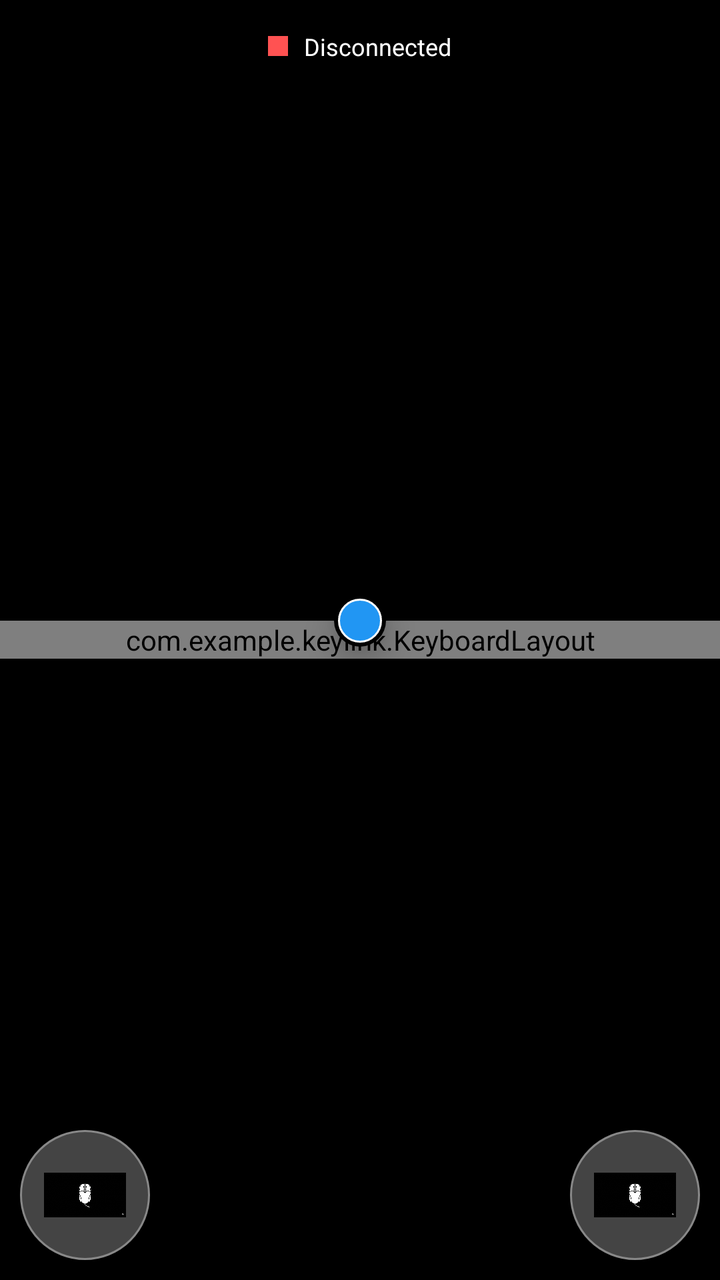
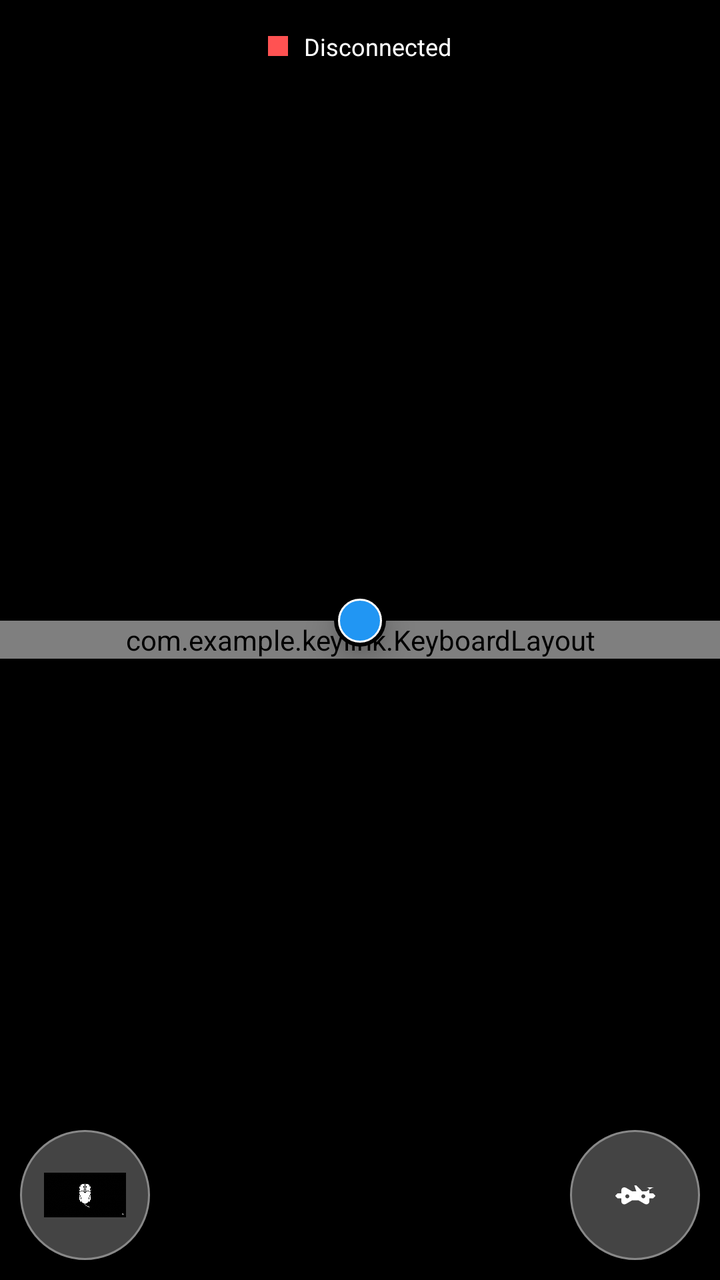

Screens rendered from an Android XML layout before and after an edit, with the pre-edit source and the edit as a unified diff.
<!-- AndroidManifest.xml: application theme Theme.KeyLink -->
<!-- res/layout/activity_keyboard.xml -->
<?xml version="1.0" encoding="utf-8"?>
<FrameLayout xmlns:android="http://schemas.android.com/apk/res/android"
    xmlns:app="http://schemas.android.com/apk/res-auto"
    android:layout_width="match_parent"
    android:layout_height="match_parent"
    android:background="#000000">

    
    <View
        android:id="@+id/trackpadView"
        android:layout_width="match_parent"
        android:layout_height="match_parent" />

    <com.example.keylink.KeyboardLayout
        android:id="@+id/keyboardContainer"
        android:layout_width="match_parent"
        android:layout_height="wrap_content"
        android:layout_gravity="center"
        android:splitMotionEvents="true">

        
        <Button android:text="Esc" style="@style/KeyStyle" app:layout_rowIndex="0" app:layout_widthMultiplier="1.0"/>
        <Button android:text="F1" style="@style/KeyStyle" app:layout_rowIndex="0" app:layout_widthMultiplier="1.0"/>
        <Button android:text="F2" style="@style/KeyStyle" app:layout_rowIndex="0" app:layout_widthMultiplier="1.0"/>
        <Button android:text="F3" style="@style/KeyStyle" app:layout_rowIndex="0" app:layout_widthMultiplier="1.0"/>
        <Button android:text="F4" style="@style/KeyStyle" app:layout_rowIndex="0" app:layout_widthMultiplier="1.0"/>
        <Button android:text="F5" style="@style/KeyStyle" app:layout_rowIndex="0" app:layout_widthMultiplier="1.0"/>
        <Button android:text="F6" style="@style/KeyStyle" app:layout_rowIndex="0" app:layout_widthMultiplier="1.0"/>
        <Button android:text="F7" style="@style/KeyStyle" app:layout_rowIndex="0" app:layout_widthMultiplier="1.0"/>
        <Button android:text="F8" style="@style/KeyStyle" app:layout_rowIndex="0" app:layout_widthMultiplier="1.0"/>
        <Button android:text="F9" style="@style/KeyStyle" app:layout_rowIndex="0" app:layout_widthMultiplier="1.0"/>
        <Button android:text="F10" style="@style/KeyStyle" app:layout_rowIndex="0" app:layout_widthMultiplier="1.0"/>
        <Button android:text="F11" style="@style/KeyStyle" app:layout_rowIndex="0" app:layout_widthMultiplier="1.0"/>
        <Button android:text="F12" style="@style/KeyStyle" app:layout_rowIndex="0" app:layout_widthMultiplier="1.0"/>
        <Button android:text="PrtSc" style="@style/KeyStyle" app:layout_rowIndex="0" app:layout_widthMultiplier="1.0"/>
        <Button android:text="Ins" style="@style/KeyStyle" app:layout_rowIndex="0" app:layout_widthMultiplier="1.0"/>
        <Button android:text="Del" style="@style/KeyStyle" app:layout_rowIndex="0" app:layout_widthMultiplier="1.0"/>

        
        <Button android:text="~" style="@style/KeyStyle" app:layout_rowIndex="1" app:layout_widthMultiplier="1.0"/>
        <Button android:text="1" style="@style/KeyStyle" app:layout_rowIndex="1" app:layout_widthMultiplier="1.0"/>
        <Button android:text="2" style="@style/KeyStyle" app:layout_rowIndex="1" app:layout_widthMultiplier="1.0"/>
        <Button android:text="3" style="@style/KeyStyle" app:layout_rowIndex="1" app:layout_widthMultiplier="1.0"/>
        <Button android:text="4" style="@style/KeyStyle" app:layout_rowIndex="1" app:layout_widthMultiplier="1.0"/>
        <Button android:text="5" style="@style/KeyStyle" app:layout_rowIndex="1" app:layout_widthMultiplier="1.0"/>
        <Button android:text="6" style="@style/KeyStyle" app:layout_rowIndex="1" app:layout_widthMultiplier="1.0"/>
        <Button android:text="7" style="@style/KeyStyle" app:layout_rowIndex="1" app:layout_widthMultiplier="1.0"/>
        <Button android:text="8" style="@style/KeyStyle" app:layout_rowIndex="1" app:layout_widthMultiplier="1.0"/>
        <Button android:text="9" style="@style/KeyStyle" app:layout_rowIndex="1" app:layout_widthMultiplier="1.0"/>
        <Button android:text="0" style="@style/KeyStyle" app:layout_rowIndex="1" app:layout_widthMultiplier="1.0"/>
        <Button android:text="-" style="@style/KeyStyle" app:layout_rowIndex="1" app:layout_widthMultiplier="1.0"/>
        <Button android:text="=" style="@style/KeyStyle" app:layout_rowIndex="1" app:layout_widthMultiplier="1.0"/>
        <Button android:text="Backspace" style="@style/KeyStyle" app:layout_rowIndex="1" app:layout_widthMultiplier="1.85"/>

        
        <Button android:text="Tab" style="@style/KeyStyle" app:layout_rowIndex="2" app:layout_widthMultiplier="1.55"/>
        <Button android:text="Q" style="@style/KeyStyle" app:layout_rowIndex="2" app:layout_widthMultiplier="1.0"/>
        <Button android:text="W" style="@style/KeyStyle" app:layout_rowIndex="2" app:layout_widthMultiplier="1.0"/>
        <Button android:text="E" style="@style/KeyStyle" app:layout_rowIndex="2" app:layout_widthMultiplier="1.0"/>
        <Button android:text="R" style="@style/KeyStyle" app:layout_rowIndex="2" app:layout_widthMultiplier="1.0"/>
        <Button android:text="T" style="@style/KeyStyle" app:layout_rowIndex="2" app:layout_widthMultiplier="1.0"/>
        <Button android:text="Y" style="@style/KeyStyle" app:layout_rowIndex="2" app:layout_widthMultiplier="1.0"/>
        <Button android:text="U" style="@style/KeyStyle" app:layout_rowIndex="2" app:layout_widthMultiplier="1.0"/>
        <Button android:text="I" style="@style/KeyStyle" app:layout_rowIndex="2" app:layout_widthMultiplier="1.0"/>
        <Button android:text="O" style="@style/KeyStyle" app:layout_rowIndex="2" app:layout_widthMultiplier="1.0"/>
        <Button android:text="P" style="@style/KeyStyle" app:layout_rowIndex="2" app:layout_widthMultiplier="1.0"/>
        <Button android:text="[" style="@style/KeyStyle" app:layout_rowIndex="2" app:layout_widthMultiplier="1.0"/>
        <Button android:text="]" style="@style/KeyStyle" app:layout_rowIndex="2" app:layout_widthMultiplier="1.0"/>
        <Button android:text="\\" style="@style/KeyStyle" app:layout_rowIndex="2" app:layout_widthMultiplier="1.5"/>

        
        <FrameLayout
            android:layout_width="0dp"
            android:layout_height="0dp"
            app:layout_rowIndex="3"
            app:layout_widthMultiplier="1.85">
            <Button android:id="@+id/key_caps" android:text="Caps" style="@style/KeyStyle" android:layout_width="match_parent" android:layout_height="match_parent"/>
            <View
                android:id="@+id/caps_status_dot"
                android:layout_width="6dp"
                android:layout_height="6dp"
                android:layout_gravity="top|start"
                android:layout_margin="6dp"
                android:background="#00FF00"
                android:visibility="gone"/>
        </FrameLayout>
        <Button android:text="A" style="@style/KeyStyle" app:layout_rowIndex="3" app:layout_widthMultiplier="1.0"/>
        <Button android:text="S" style="@style/KeyStyle" app:layout_rowIndex="3" app:layout_widthMultiplier="1.0"/>
        <Button android:text="D" style="@style/KeyStyle" app:layout_rowIndex="3" app:layout_widthMultiplier="1.0"/>
        <Button android:text="F" style="@style/KeyStyle" app:layout_rowIndex="3" app:layout_widthMultiplier="1.0"/>
        <Button android:text="G" style="@style/KeyStyle" app:layout_rowIndex="3" app:layout_widthMultiplier="1.0"/>
        <Button android:text="H" style="@style/KeyStyle" app:layout_rowIndex="3" app:layout_widthMultiplier="1.0"/>
        <Button android:text="J" style="@style/KeyStyle" app:layout_rowIndex="3" app:layout_widthMultiplier="1.0"/>
        <Button android:text="K" style="@style/KeyStyle" app:layout_rowIndex="3" app:layout_widthMultiplier="1.0"/>
        <Button android:text="L" style="@style/KeyStyle" app:layout_rowIndex="3" app:layout_widthMultiplier="1.0"/>
        <Button android:text=";" style="@style/KeyStyle" app:layout_rowIndex="3" app:layout_widthMultiplier="1.0"/>
        <Button android:text="'" style="@style/KeyStyle" app:layout_rowIndex="3" app:layout_widthMultiplier="1.0"/>
        <Button android:text="Enter" style="@style/KeyStyle" app:layout_rowIndex="3" app:layout_widthMultiplier="1.9"/>

        
        <Button android:text="Shift" style="@style/KeyStyle" app:layout_rowIndex="4" app:layout_widthMultiplier="2.2"/>
        <Button android:text="Z" style="@style/KeyStyle" app:layout_rowIndex="4" app:layout_widthMultiplier="1.0"/>
        <Button android:text="X" style="@style/KeyStyle" app:layout_rowIndex="4" app:layout_widthMultiplier="1.0"/>
        <Button android:text="C" style="@style/KeyStyle" app:layout_rowIndex="4" app:layout_widthMultiplier="1.0"/>
        <Button android:text="V" style="@style/KeyStyle" app:layout_rowIndex="4" app:layout_widthMultiplier="1.0"/>
        <Button android:text="B" style="@style/KeyStyle" app:layout_rowIndex="4" app:layout_widthMultiplier="1.0"/>
        <Button android:text="N" style="@style/KeyStyle" app:layout_rowIndex="4" app:layout_widthMultiplier="1.0"/>
        <Button android:text="M" style="@style/KeyStyle" app:layout_rowIndex="4" app:layout_widthMultiplier="1.0"/>
        <Button android:text="," style="@style/KeyStyle" app:layout_rowIndex="4" app:layout_widthMultiplier="1.0"/>
        <Button android:text="." style="@style/KeyStyle" app:layout_rowIndex="4" app:layout_widthMultiplier="1.0"/>
        <Button android:text="/" style="@style/KeyStyle" app:layout_rowIndex="4" app:layout_widthMultiplier="1.0"/>
        <Button android:text="Shift" style="@style/KeyStyle" app:layout_rowIndex="4" app:layout_widthMultiplier="2.8"/>

        
        <Button android:text="Ctrl" style="@style/KeyStyle" app:layout_rowIndex="5" app:layout_widthMultiplier="1.2"/>
        <Button android:text="Fn" style="@style/KeyStyle" app:layout_rowIndex="5" app:layout_widthMultiplier="1.15"/>
        <Button android:text="Win" style="@style/KeyStyle" app:layout_rowIndex="5" app:layout_widthMultiplier="1.2"/>
        <Button android:text="Alt" style="@style/KeyStyle" app:layout_rowIndex="5" app:layout_widthMultiplier="1.2"/>
        <Button android:text=" " style="@style/KeyStyle" app:layout_rowIndex="5" app:layout_widthMultiplier="6.2"/>
        <Button android:text="Alt" style="@style/KeyStyle" app:layout_rowIndex="5" app:layout_widthMultiplier="1.2"/>
        <Button android:text="Ctrl" style="@style/KeyStyle" app:layout_rowIndex="5" app:layout_widthMultiplier="1.2"/>
        <Button android:text="PgUp" style="@style/NavKeyStyle" app:layout_rowIndex="5" app:layout_widthMultiplier="1.0"/>
        <Button android:text="PgDn" style="@style/NavKeyStyle" app:layout_rowIndex="5" app:layout_widthMultiplier="1.0"/>

    </com.example.keylink.KeyboardLayout>

    
    <View
        android:id="@+id/trackpoint"
        android:layout_width="26dp"
        android:layout_height="26dp"
        android:background="@drawable/trackpoint_bg"
        android:layout_gravity="center"
        android:layout_marginTop="-10dp"
        android:elevation="10dp" />

    
    <ImageButton
        android:id="@+id/btnLeftTrackpad"
        android:layout_width="65dp"
        android:layout_height="65dp"
        android:layout_gravity="bottom|left"
        android:layout_margin="10dp"
        android:background="@drawable/circle_button_bg"
        app:srcCompat="@drawable/mouse_icon"
        android:scaleType="centerInside"
        android:padding="12dp"
        android:elevation="15dp"
        android:contentDescription="Profile L"/>

    <ImageButton
        android:id="@+id/btnRightTrackpad"
        android:layout_width="65dp"
        android:layout_height="65dp"
        android:layout_gravity="bottom|right"
        android:layout_margin="10dp"
        android:background="@drawable/circle_button_bg"
        app:srcCompat="@drawable/mouse_icon"
        android:scaleType="centerInside"
        android:padding="12dp"
        android:elevation="15dp"
        android:contentDescription="Profile R"/>

    <LinearLayout
        android:layout_width="wrap_content"
        android:layout_height="wrap_content"
        android:layout_gravity="top|center_horizontal"
        android:layout_marginTop="10dp"
        android:orientation="horizontal"
        android:gravity="center_vertical"
        android:background="#44000000"
        android:padding="5dp">
        <View
            android:id="@+id/connectionStatusDot"
            android:layout_width="10dp"
            android:layout_height="10dp"
            android:background="#FF5252"
            android:layout_marginEnd="8dp"/>
        <TextView
            android:id="@+id/tvConnectionStatus"
            android:layout_width="wrap_content"
            android:layout_height="wrap_content"
            android:text="Disconnected"
            android:textColor="#FFFFFF"
            android:textSize="12sp"/>
    </LinearLayout>

</FrameLayout>
<!-- resources referenced by this layout -->
<resources>
  <!-- drawable circle_button_bg (drawable) -->
  <shape xmlns:android="http://schemas.android.com/apk/res/android" android:shape="oval">
      <solid android:color="#444444"/>
      <stroke android:width="1dp" android:color="#888888"/>
  </shape>
  <!-- drawable trackpoint_bg (drawable) -->
  <layer-list xmlns:android="http://schemas.android.com/apk/res/android">
      <item>
          <shape android:shape="oval">
              <solid android:color="#000000"/>
          </shape>
      </item>
      <item android:top="2dp" android:bottom="2dp" android:left="2dp" android:right="2dp">
          <shape android:shape="oval">
              <solid android:color="#2196F3"/>
              <stroke android:width="1dp" android:color="#FFFFFF"/>
          </shape>
      </item>
  </layer-list>
  <style name="KeyStyle" parent="Widget.MaterialComponents.Button">
          <item name="android:layout_width">0dp</item>
          <item name="android:layout_height">0dp</item>
          <item name="android:insetTop">0dp</item>
          <item name="android:insetBottom">0dp</item>
          <item name="android:insetLeft">0dp</item>
          <item name="android:insetRight">0dp</item>
          <item name="android:padding">0dp</item>
          <item name="android:gravity">center</item>
          <item name="android:textAlignment">center</item>
          <item name="android:includeFontPadding">false</item>
          <item name="android:textSize">14sp</item>
          <item name="android:textColor">#E0E0E0</item>
          <item name="backgroundTint">#2A2A2A</item>
          <item name="android:textAllCaps">false</item>
          <item name="android:minHeight">0dp</item>
          <item name="android:minWidth">0dp</item>
          <item name="cornerRadius">10dp</item>
          <item name="strokeColor">#3A3A3A</item>
          <item name="strokeWidth">1dp</item>
          <item name="rippleColor">@android:color/transparent</item>
          <item name="android:stateListAnimator">@null</item>
          <item name="android:soundEffectsEnabled">false</item>
      </style>
  <style name="NavKeyStyle" parent="KeyStyle">
          <item name="android:textSize">10sp</item>
      </style>
  <style name="Theme.KeyLink" parent="Theme.MaterialComponents.DayNight.NoActionBar">
          
          <item name="colorPrimary">@color/purple_500</item>
          <item name="colorPrimaryVariant">@color/purple_700</item>
          <item name="colorOnPrimary">@color/white</item>
          
          <item name="colorSecondary">@color/teal_200</item>
          <item name="colorSecondaryVariant">@color/teal_700</item>
          <item name="colorOnSecondary">@color/black</item>
          
          <item name="android:statusBarColor">#000000</item>
          
          <item name="android:windowFullscreen">true</item>
          <item name="android:windowContentOverlay">@null</item>
      </style>
  <color name="purple_500">#FF6200EE</color>
  <color name="purple_700">#FF3700B3</color>
  <color name="white">#FFFFFFFF</color>
  <color name="teal_200">#FF03DAC5</color>
  <color name="teal_700">#FF018786</color>
  <color name="black">#FF000000</color>
  <!-- unchanged entries left out for length: 1 -->
</resources>

<!-- the commit's change to res/layout/activity_keyboard.xml (unified diff, before → after) -->
@@ -98,7 +98,7 @@
         <Button android:text="Enter" style="@style/KeyStyle" app:layout_rowIndex="3" app:layout_widthMultiplier="1.9"/>
 
         
-        <Button android:text="Shift" style="@style/KeyStyle" app:layout_rowIndex="4" app:layout_widthMultiplier="2.2"/>
+        <Button android:text="Shift" style="@style/KeyStyle" app:layout_rowIndex="4" app:layout_widthMultiplier="1.95"/>
         <Button android:text="Z" style="@style/KeyStyle" app:layout_rowIndex="4" app:layout_widthMultiplier="1.0"/>
         <Button android:text="X" style="@style/KeyStyle" app:layout_rowIndex="4" app:layout_widthMultiplier="1.0"/>
         <Button android:text="C" style="@style/KeyStyle" app:layout_rowIndex="4" app:layout_widthMultiplier="1.0"/>
@@ -109,18 +109,20 @@
         <Button android:text="," style="@style/KeyStyle" app:layout_rowIndex="4" app:layout_widthMultiplier="1.0"/>
         <Button android:text="." style="@style/KeyStyle" app:layout_rowIndex="4" app:layout_widthMultiplier="1.0"/>
         <Button android:text="/" style="@style/KeyStyle" app:layout_rowIndex="4" app:layout_widthMultiplier="1.0"/>
-        <Button android:text="Shift" style="@style/KeyStyle" app:layout_rowIndex="4" app:layout_widthMultiplier="2.8"/>
+        <Button android:text="Shift" style="@style/KeyStyle" app:layout_rowIndex="4" app:layout_widthMultiplier="1.0"/>
+        <Button android:text="↑" style="@style/NavKeyStyle" app:layout_rowIndex="4" app:layout_widthMultiplier="1.0"/>
 
         
         <Button android:text="Ctrl" style="@style/KeyStyle" app:layout_rowIndex="5" app:layout_widthMultiplier="1.2"/>
         <Button android:text="Fn" style="@style/KeyStyle" app:layout_rowIndex="5" app:layout_widthMultiplier="1.15"/>
         <Button android:text="Win" style="@style/KeyStyle" app:layout_rowIndex="5" app:layout_widthMultiplier="1.2"/>
         <Button android:text="Alt" style="@style/KeyStyle" app:layout_rowIndex="5" app:layout_widthMultiplier="1.2"/>
-        <Button android:text=" " style="@style/KeyStyle" app:layout_rowIndex="5" app:layout_widthMultiplier="6.2"/>
+        <Button android:text=" " style="@style/KeyStyle" app:layout_rowIndex="5" app:layout_widthMultiplier="4.9"/>
         <Button android:text="Alt" style="@style/KeyStyle" app:layout_rowIndex="5" app:layout_widthMultiplier="1.2"/>
         <Button android:text="Ctrl" style="@style/KeyStyle" app:layout_rowIndex="5" app:layout_widthMultiplier="1.2"/>
-        <Button android:text="PgUp" style="@style/NavKeyStyle" app:layout_rowIndex="5" app:layout_widthMultiplier="1.0"/>
-        <Button android:text="PgDn" style="@style/NavKeyStyle" app:layout_rowIndex="5" app:layout_widthMultiplier="1.0"/>
+        <Button android:text="←" style="@style/NavKeyStyle" app:layout_rowIndex="5" app:layout_widthMultiplier="1.0"/>
+        <Button android:text="↓" style="@style/NavKeyStyle" app:layout_rowIndex="5" app:layout_widthMultiplier="1.0"/>
+        <Button android:text="→" style="@style/NavKeyStyle" app:layout_rowIndex="5" app:layout_widthMultiplier="1.0"/>
 
     </com.example.keylink.KeyboardLayout>
 
@@ -136,7 +138,7 @@
 
     
     <ImageButton
-        android:id="@+id/btnLeftTrackpad"
+        android:id="@+id/btnSwitchTrackpad"
         android:layout_width="65dp"
         android:layout_height="65dp"
         android:layout_gravity="bottom|left"
@@ -146,20 +148,20 @@
         android:scaleType="centerInside"
         android:padding="12dp"
         android:elevation="15dp"
-        android:contentDescription="Profile L"/>
+        android:contentDescription="Switch to Trackpad"/>
 
     <ImageButton
-        android:id="@+id/btnRightTrackpad"
+        android:id="@+id/btnSwitchGamepad"
         android:layout_width="65dp"
         android:layout_height="65dp"
         android:layout_gravity="bottom|right"
         android:layout_margin="10dp"
         android:background="@drawable/circle_button_bg"
-        app:srcCompat="@drawable/mouse_icon"
+        app:srcCompat="@drawable/ic_gamepad_profile"
         android:scaleType="centerInside"
         android:padding="12dp"
         android:elevation="15dp"
-        android:contentDescription="Profile R"/>
+        android:contentDescription="Switch to Gamepad"/>
 
     <LinearLayout
         android:layout_width="wrap_content"
<!-- resource entries referenced after the edit -->
@@ -5,6 +5,17 @@
       <solid android:color="#444444"/>
       <stroke android:width="1dp" android:color="#888888"/>
   </shape>
+  <!-- drawable ic_gamepad_profile (drawable) -->
+  <?xml version="1.0" encoding="utf-8"?>
+  <vector xmlns:android="http://schemas.android.com/apk/res/android"
+      android:width="24dp"
+      android:height="24dp"
+      android:viewportWidth="24"
+      android:viewportHeight="24">
+      <path
+          android:fillColor="#FFFFFF"
+          android:pathData="M21.5,8c-0.34,-0.01 -0.68,0.08 -0.99,0.25L17.5,10h-2.1L12.5,7h-1L12.5,10h-2.1L7.39,8.25C7.08,8.08,6.74,7.99,6.4,8C5.63,8.02,5,8.65,5,9.42V11H3.14l-1.07,1.07c-0.1,0.1 -0.1,0.26,0,0.36L3.14,13.5H5v1.58c0,0.77,0.63,1.4,1.4,1.42c0.34,0.01,0.68,-0.08,0.99,-0.25L10.4,14.5h3.2l3.01,1.75c0.31,0.17,0.65,0.26,0.99,0.25c0.77,-0.02,1.4,-0.65,1.4,-1.42V13.5h1.86l1.07,-1.07c0.1,-0.1,0.1,-0.26,0,-0.36l-1.07,-1.07H19V9.42C19,8.65,18.37,8.02,17.6,8H21.5zM8,13.5c-0.55,0,-1,-0.45,-1,-1s0.45,-1,1,-1s1,0.45,1,1S8.55,13.5,8,13.5zM16,13.5c-0.55,0,-1,-0.45,-1,-1s0.45,-1,1,-1s1,0.45,1,1S16.55,13.5,16,13.5z" />
+  </vector>
   <!-- drawable trackpoint_bg (drawable) -->
   <layer-list xmlns:android="http://schemas.android.com/apk/res/android">
       <item>
